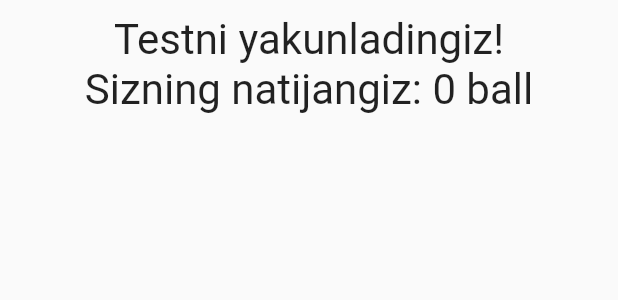
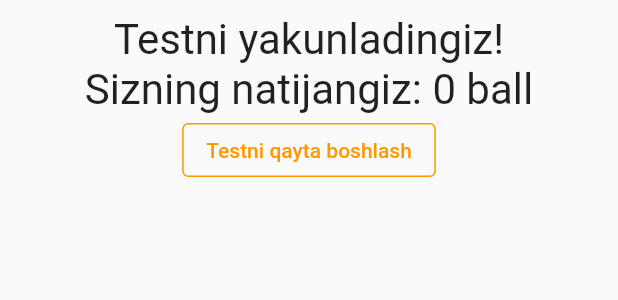
Before and after one commit to Space-Coding/flutter-goes-available, a Flutter app: the Result widget shown alone on an empty page, opened directly with empty values, on a phone screen of 412 x 824 dp. Shown: the top 300 px of the screen. Run offline on Flutter 3.47's test engine with Material 2 defaults, Android fonts, the phone set to English and light mode, and no system bars.

```diff
--- a/lib/result.dart
+++ b/lib/result.dart
@@ -1,12 +1,17 @@
 import 'package:flutter/material.dart';
 
-class Result extends StatelessWidget{
+class Result extends StatelessWidget {
   final int _resultScore;
+  final VoidCallback _resetHandler;
 
-  Result(this._resultScore);
+  Result(this._resultScore, this._resetHandler);
 
   String get resultText {
-    var resultText = 'Testni yakunladingiz!' + '\n' + 'Sizning natijangiz: ' + _resultScore.toString() + ' ball';
+    var resultText = 'Testni yakunladingiz!' +
+        '\n' +
+        'Sizning natijangiz: ' +
+        _resultScore.toString() +
+        ' ball';
     return resultText;
   }
 
@@ -15,10 +20,22 @@ class Result extends StatelessWidget{
     return Container(
       width: double.infinity,
       margin: EdgeInsets.all(10),
-      child: Text(
-        resultText,
-        style: TextStyle(fontSize: 28),
-        textAlign: TextAlign.center,
+      child: Column(
+        children: <Widget>[
+          Text(
+            resultText,
+            style: TextStyle(fontSize: 28),
+            textAlign: TextAlign.center,
+          ),
+          OutlinedButton(
+            style: OutlinedButton.styleFrom(
+              primary: Colors.orange,
+              side: BorderSide(color: Colors.orange),
+            ),
+            onPressed: _resetHandler,
+            child: Text('Testni qayta boshlash'),
+          ),
+        ],
       ),
     );
   }
```
Also changed, not shown: lib/main.dart (+7 -1 lines).
